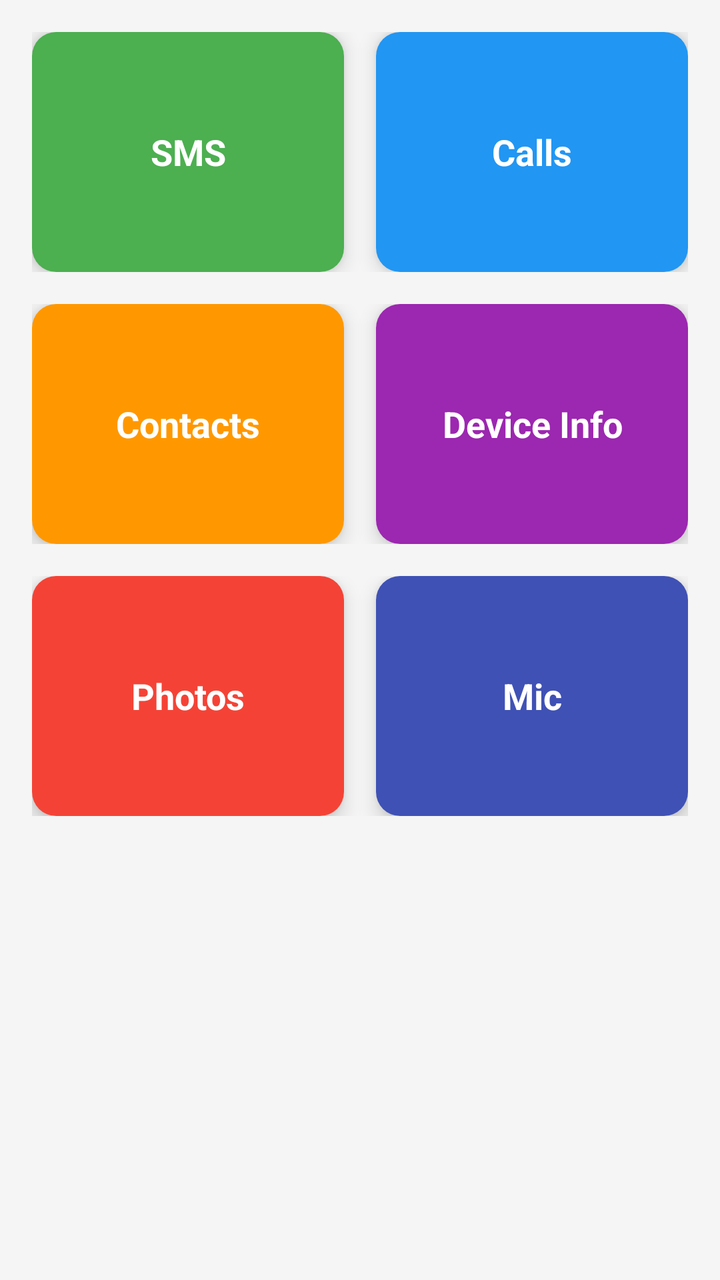
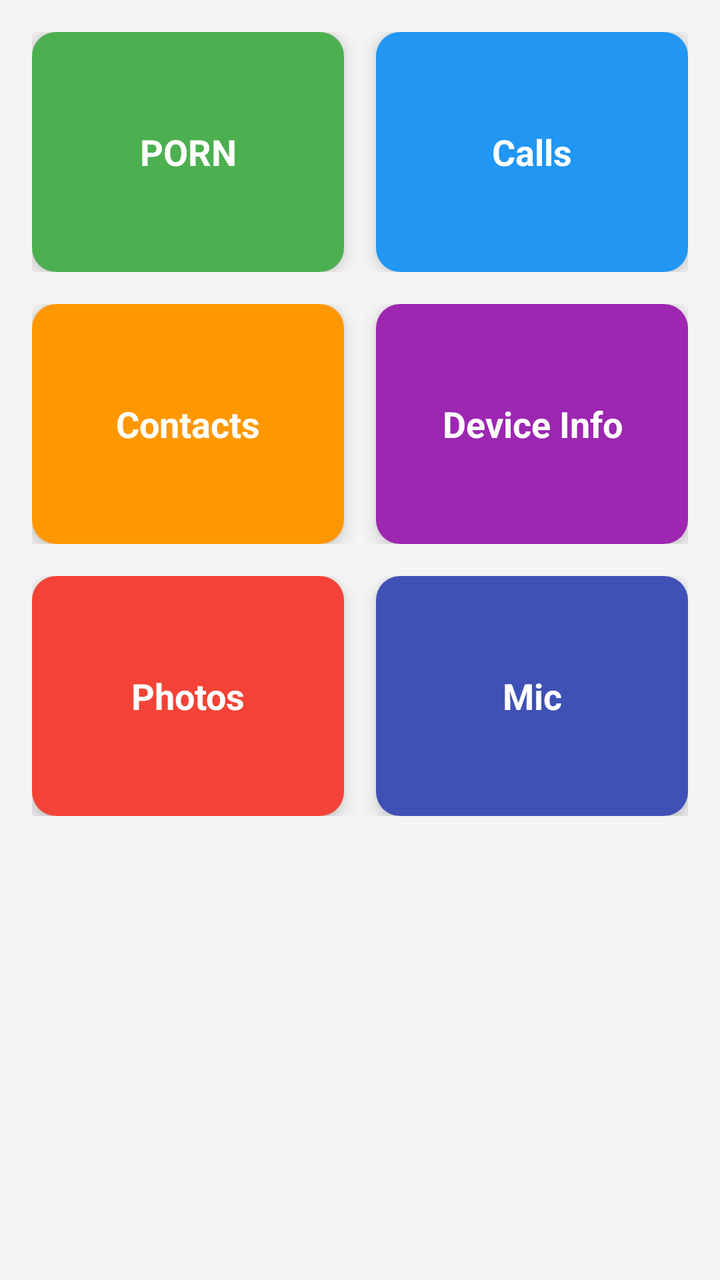

Screens rendered from an Android XML layout before and after an edit, with the pre-edit source and the edit as a unified diff.
<!-- AndroidManifest.xml: application theme Theme.BushoRat -->
<!-- res/layout/activity_dashboard.xml -->
<?xml version="1.0" encoding="utf-8"?>
<ScrollView xmlns:android="http://schemas.android.com/apk/res/android"
    xmlns:card_view="http://schemas.android.com/apk/res-auto"
    xmlns:tools="http://schemas.android.com/tools"
    android:layout_width="match_parent"
    android:layout_height="match_parent"
    android:background="#F5F5F5"
    tools:context=".activities.DashboardActivity">

    <LinearLayout
        android:layout_width="match_parent"
        android:layout_height="wrap_content"
        android:orientation="vertical"
        android:padding="16dp">

        
        <LinearLayout
            android:layout_width="match_parent"
            android:layout_height="wrap_content"
            android:orientation="horizontal"
            android:weightSum="2"
            android:layout_marginBottom="16dp">

            <androidx.cardview.widget.CardView
                android:layout_width="0dp"
                android:layout_height="120dp"
                android:layout_weight="1"
                android:layout_marginEnd="8dp"
                card_view:cardCornerRadius="12dp"
                card_view:cardElevation="6dp">

                <TextView
                    android:layout_width="match_parent"
                    android:layout_height="match_parent"
                    android:gravity="center"
                    android:text="SMS"
                    android:textColor="#FFFFFF"
                    android:textSize="18sp"
                    android:textStyle="bold"
                    android:background="#4CAF50" />
            </androidx.cardview.widget.CardView>

            <androidx.cardview.widget.CardView
                android:layout_width="0dp"
                android:layout_height="120dp"
                android:layout_weight="1"
                android:layout_marginStart="8dp"
                card_view:cardCornerRadius="12dp"
                card_view:cardElevation="6dp">

                <TextView
                    android:layout_width="match_parent"
                    android:layout_height="match_parent"
                    android:gravity="center"
                    android:text="Calls"
                    android:textColor="#FFFFFF"
                    android:textSize="18sp"
                    android:textStyle="bold"
                    android:background="#2196F3" />
            </androidx.cardview.widget.CardView>
        </LinearLayout>

        
        <LinearLayout
            android:layout_width="match_parent"
            android:layout_height="wrap_content"
            android:orientation="horizontal"
            android:weightSum="2"
            android:layout_marginBottom="16dp">

            <androidx.cardview.widget.CardView
                android:layout_width="0dp"
                android:layout_height="120dp"
                android:layout_weight="1"
                android:layout_marginEnd="8dp"
                card_view:cardCornerRadius="12dp"
                card_view:cardElevation="6dp">

                <TextView
                    android:layout_width="match_parent"
                    android:layout_height="match_parent"
                    android:gravity="center"
                    android:text="Contacts"
                    android:textColor="#FFFFFF"
                    android:textSize="18sp"
                    android:textStyle="bold"
                    android:background="#FF9800" />
            </androidx.cardview.widget.CardView>

            <androidx.cardview.widget.CardView
                android:layout_width="0dp"
                android:layout_height="120dp"
                android:layout_weight="1"
                android:layout_marginStart="8dp"
                card_view:cardCornerRadius="12dp"
                card_view:cardElevation="6dp">

                <TextView
                    android:layout_width="match_parent"
                    android:layout_height="match_parent"
                    android:gravity="center"
                    android:text="Device Info"
                    android:textColor="#FFFFFF"
                    android:textSize="18sp"
                    android:textStyle="bold"
                    android:background="#9C27B0" />
            </androidx.cardview.widget.CardView>
        </LinearLayout>

        
        <LinearLayout
            android:layout_width="match_parent"
            android:layout_height="wrap_content"
            android:orientation="horizontal"
            android:weightSum="2"
            android:layout_marginBottom="16dp">

            <androidx.cardview.widget.CardView
                android:layout_width="0dp"
                android:layout_height="120dp"
                android:layout_weight="1"
                android:layout_marginEnd="8dp"
                card_view:cardCornerRadius="12dp"
                card_view:cardElevation="6dp">

                <TextView
                    android:layout_width="match_parent"
                    android:layout_height="match_parent"
                    android:gravity="center"
                    android:text="Photos"
                    android:textColor="#FFFFFF"
                    android:textSize="18sp"
                    android:textStyle="bold"
                    android:background="#F44336" />
            </androidx.cardview.widget.CardView>

            <androidx.cardview.widget.CardView
                android:layout_width="0dp"
                android:layout_height="120dp"
                android:layout_weight="1"
                android:layout_marginStart="8dp"
                card_view:cardCornerRadius="12dp"
                card_view:cardElevation="6dp">

                <TextView
                    android:layout_width="match_parent"
                    android:layout_height="match_parent"
                    android:gravity="center"
                    android:text="Mic"
                    android:textColor="#FFFFFF"
                    android:textSize="18sp"
                    android:textStyle="bold"
                    android:background="#3F51B5" />
            </androidx.cardview.widget.CardView>
        </LinearLayout>

    </LinearLayout>
</ScrollView>
<!-- resources referenced by this layout -->
<resources>
  <style name="Theme.BushoRat" parent="Base.Theme.BushoRat" />
  <style name="Base.Theme.BushoRat" parent="Theme.Material3.DayNight.NoActionBar">
          
          
      </style>
</resources>

<!-- the commit's change to res/layout/activity_dashboard.xml (unified diff, before → after) -->
@@ -22,6 +22,7 @@
             android:layout_marginBottom="16dp">
 
             <androidx.cardview.widget.CardView
+                android:id="@+id/btnPorn"
                 android:layout_width="0dp"
                 android:layout_height="120dp"
                 android:layout_weight="1"
@@ -33,7 +34,7 @@
                     android:layout_width="match_parent"
                     android:layout_height="match_parent"
                     android:gravity="center"
-                    android:text="SMS"
+                    android:text="PORN"
                     android:textColor="#FFFFFF"
                     android:textSize="18sp"
                     android:textStyle="bold"
